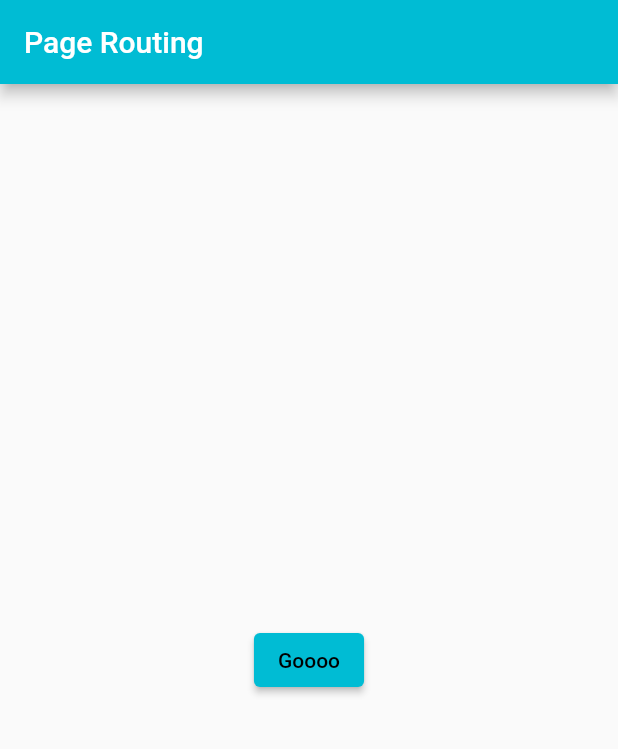
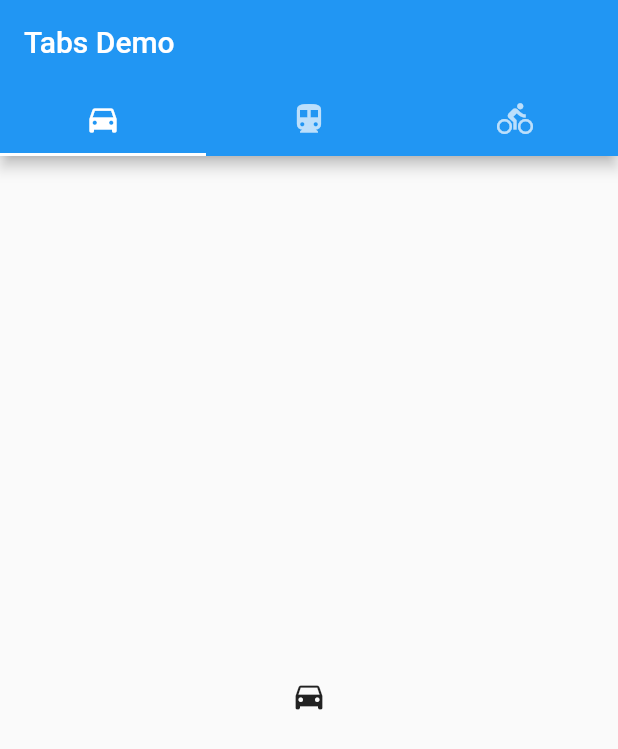
Before and after one commit to mdmanik74/Flutter-Practices, a Flutter app: the screen it shows after launch, on a phone screen of 412 x 824 dp. Shown: the top 749 px of the screen. Run offline on Flutter 3.47's test engine with Material 2 defaults, Android fonts, the phone set to English and light mode, and no system bars.

Commit message:
flutter top Tabs

```diff
--- a/lib/Page2.dart
+++ b/lib/Page2.dart
@@ -1,3 +1,5 @@
+
+/*
 import 'package:flutter/material.dart';
 class Page2 extends StatelessWidget {
   Widget build(BuildContext context) {
@@ -12,3 +14,4 @@
     );
   }
 }
+*/
--- a/lib/main.dart
+++ b/lib/main.dart
@@ -1,114 +1,37 @@
 import 'package:flutter/material.dart';
-import 'Page2.dart';
-void main()=>runApp(MyApp());
 
-class MyApp extends StatelessWidget{
+void main() {
+  runApp(const TabBarDemo());
+}
+
+class TabBarDemo extends StatelessWidget {
+  const TabBarDemo({super.key});
+
   @override
-  Widget build(BuildContext context){
+  Widget build(BuildContext context) {
     return MaterialApp(
-      debugShowCheckedModeBanner: false,
-      theme: ThemeData(
-        primarySwatch: Colors.cyan,
-      ),
-      home: Scaffold(
-        appBar: AppBar(title: Text('Page Routing',style: TextStyle(color: Colors.white),),),
-        body: MyHomePage(),
+      home: DefaultTabController(
+        length: 3,
+        child: Scaffold(
+          appBar: AppBar(
+            bottom: const TabBar(
+              tabs: [
+                Tab(icon: Icon(Icons.directions_car)),
+                Tab(icon: Icon(Icons.directions_transit)),
+                Tab(icon: Icon(Icons.directions_bike)),
+              ],
+            ),
+            title: const Text('Tabs Demo'),
+          ),
+          body: const TabBarView(
+            children: [
+              Icon(Icons.directions_car),
+              Icon(Icons.directions_transit),
+              Icon(Icons.directions_bike),
+            ],
+          ),
+        ),
       ),
     );
   }
 }
-
-class MyHomePage extends StatefulWidget {
-
-
-  @override
-  State<MyHomePage> createState() => _MyHomePageState();
-}
-
-class _MyHomePageState extends State<MyHomePage> {
-
-
-  @override
-  Widget build(BuildContext context) {
-    return Container(
-      alignment: Alignment.center,
-      padding: EdgeInsets.all(50),
-      child: ElevatedButton(
-        child: Text('Goooo'),
-        onPressed: (){
-          Navigator.of(context).push(_createRoute());
-        },
-      ),
-
-    );
-  }
-}
-
-Route _createRoute() {
-  return PageRouteBuilder(
-    pageBuilder: (BuildContext context, Animation<double> animation,//
-        Animation<double> secondaryAnimation) {
-      return Page2();
-    },
-    transitionsBuilder: (BuildContext context, Animation<double> animation, //
-        Animation<double> secondaryAnimation, Widget child) {
-      return child;
-    },
-  );
-}
-
-/*
-import 'package:flutter/material.dart';
-void main()=>runApp(MyApp());
-
-class MyApp extends StatelessWidget{
-  @override
-  Widget build(BuildContext context){
-    return MaterialApp(
-      debugShowCheckedModeBanner: false,
-      theme: ThemeData(
-        primarySwatch: Colors.cyan,
-      ),
-      home: Scaffold(
-        appBar: AppBar(title: Text('Snackbar Widget',style: TextStyle(color: Colors.white),),),
-        body: MyHomePage(),
-      ),
-    );
-  }
-}
-
-class MyHomePage extends StatefulWidget {
-
-
-  @override
-  State<MyHomePage> createState() => _MyHomePageState();
-}
-
-class _MyHomePageState extends State<MyHomePage> {
-
-
-  @override
-  Widget build(BuildContext context) {
-    return Scaffold(
-body: Container(
-
-  padding: EdgeInsets.all(60),
-  alignment: Alignment.center,
-  child: Column(children: [
-    ElevatedButton(onPressed: (){
-      ScaffoldMessenger.of(context).showSnackBar(
-       SnackBar(content: Text('Thanks for you ! Click Here....',style: TextStyle(fontSize: 20.0,color: Colors.red),),
-         backgroundColor: Colors.black,
-         elevation: 16,
-       ),
-      );
-    },
-        child: Text('Show Simple Snackbar'),),
-  ],),
-),
-
-    );
-  }
-}
-
-*/
```
